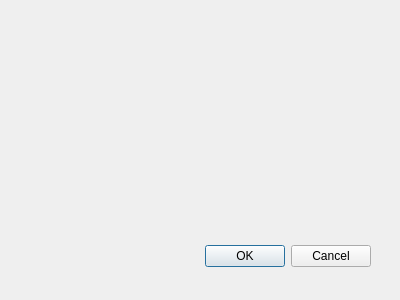
This is incluirlivro.ui in DPDck972/interface-loja as Qt 5 draws it before an edit. The edited form follows.
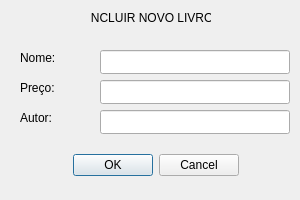
This is the edited form. Icons and pictures are not drawn.

```diff
--- a/incluirlivro.ui
+++ b/incluirlivro.ui
@@ -6,8 +6,8 @@
    <rect>
     <x>0</x>
     <y>0</y>
-    <width>400</width>
-    <height>300</height>
+    <width>300</width>
+    <height>200</height>
    </rect>
   </property>
   <property name="windowTitle">
@@ -16,10 +16,10 @@
   <widget class="QDialogButtonBox" name="buttonBox">
    <property name="geometry">
     <rect>
-     <x>30</x>
-     <y>240</y>
-     <width>341</width>
-     <height>32</height>
+     <x>50</x>
+     <y>140</y>
+     <width>211</width>
+     <height>51</height>
     </rect>
    </property>
    <property name="orientation">
@@ -27,6 +27,94 @@
    </property>
    <property name="standardButtons">
     <set>QDialogButtonBox::StandardButton::Cancel|QDialogButtonBox::StandardButton::Ok</set>
+   </property>
+   <property name="centerButtons">
+    <bool>true</bool>
+   </property>
+  </widget>
+  <widget class="QLabel" name="Titulo">
+   <property name="geometry">
+    <rect>
+     <x>90</x>
+     <y>10</y>
+     <width>121</width>
+     <height>16</height>
+    </rect>
+   </property>
+   <property name="text">
+    <string>INCLUIR NOVO LIVRO</string>
+   </property>
+   <property name="alignment">
+    <set>Qt::AlignmentFlag::AlignCenter</set>
+   </property>
+  </widget>
+  <widget class="QLabel" name="Nome">
+   <property name="geometry">
+    <rect>
+     <x>20</x>
+     <y>50</y>
+     <width>50</width>
+     <height>16</height>
+    </rect>
+   </property>
+   <property name="text">
+    <string>Nome:</string>
+   </property>
+  </widget>
+  <widget class="QLabel" name="Preco">
+   <property name="geometry">
+    <rect>
+     <x>20</x>
+     <y>80</y>
+     <width>50</width>
+     <height>16</height>
+    </rect>
+   </property>
+   <property name="text">
+    <string>Preço:</string>
+   </property>
+  </widget>
+  <widget class="QLabel" name="Duracao">
+   <property name="geometry">
+    <rect>
+     <x>20</x>
+     <y>110</y>
+     <width>70</width>
+     <height>16</height>
+    </rect>
+   </property>
+   <property name="text">
+    <string>Autor:</string>
+   </property>
+  </widget>
+  <widget class="QLineEdit" name="Nome_value">
+   <property name="geometry">
+    <rect>
+     <x>100</x>
+     <y>50</y>
+     <width>190</width>
+     <height>24</height>
+    </rect>
+   </property>
+  </widget>
+  <widget class="QLineEdit" name="Preco_value">
+   <property name="geometry">
+    <rect>
+     <x>100</x>
+     <y>80</y>
+     <width>190</width>
+     <height>24</height>
+    </rect>
+   </property>
+  </widget>
+  <widget class="QLineEdit" name="Especifico_value">
+   <property name="geometry">
+    <rect>
+     <x>100</x>
+     <y>110</y>
+     <width>190</width>
+     <height>24</height>
+    </rect>
    </property>
   </widget>
  </widget>
```
Left out of the diff: 5 changed lines with no effect on the pictures.
